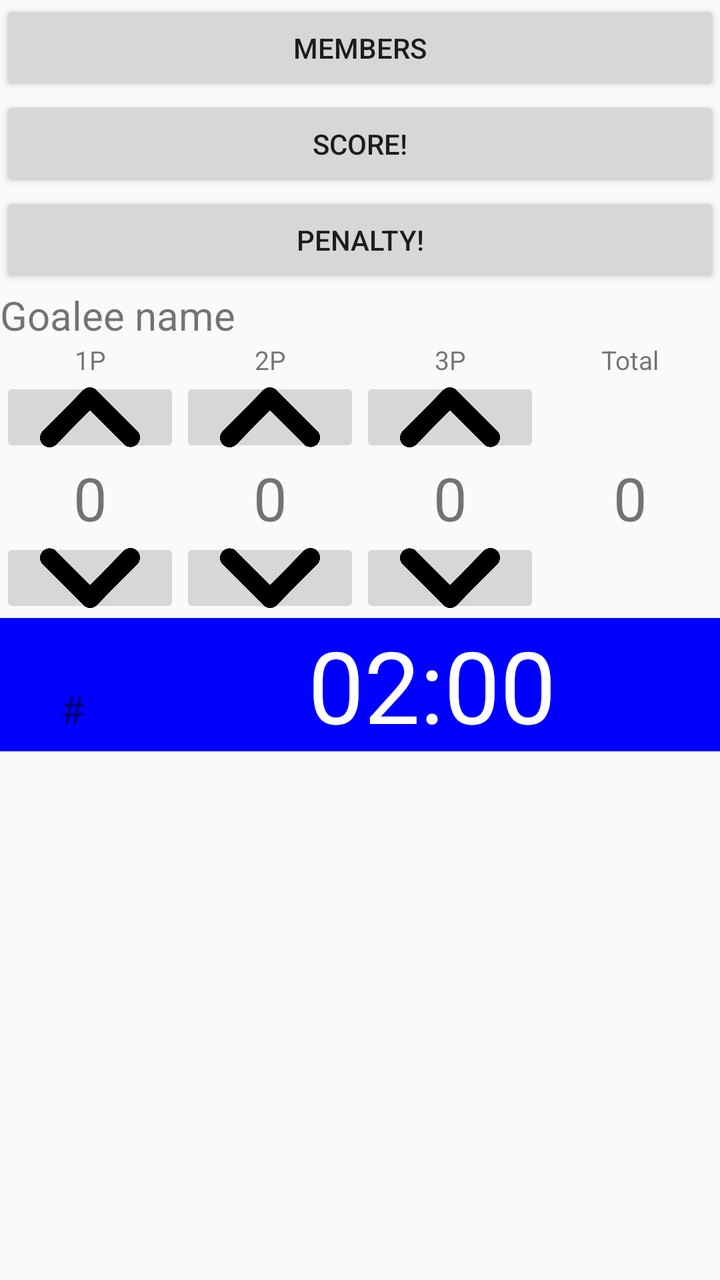
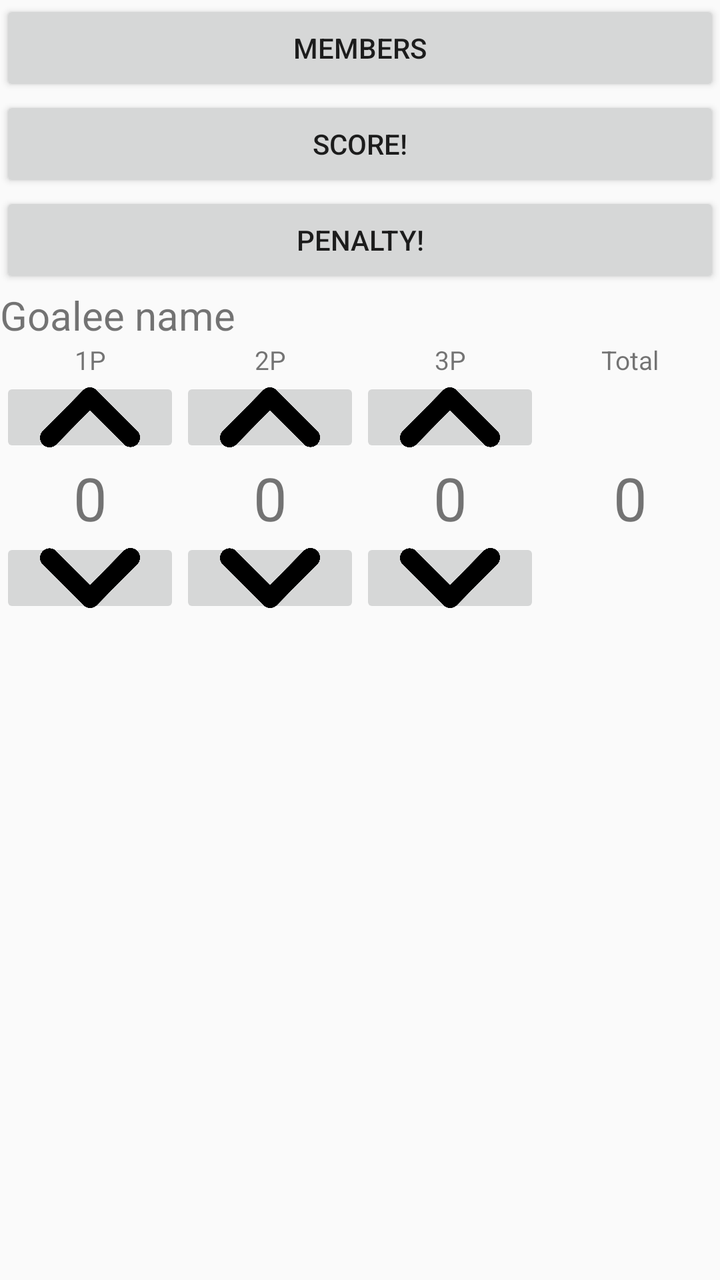

An Android layout rendered at two revisions. The XML below is the earlier revision; the diff shows what the commit changed to produce the second picture.
<!-- AndroidManifest.xml: application theme AppTheme -->
<!-- res/layout/content_main.xml -->
<?xml version="1.0" encoding="utf-8"?>
<LinearLayout xmlns:android="http://schemas.android.com/apk/res/android"
    xmlns:app="http://schemas.android.com/apk/res-auto"
    xmlns:tools="http://schemas.android.com/tools"
    android:id="@+id/linearLayout"
    android:layout_width="match_parent"
    android:layout_height="match_parent"
    android:orientation="horizontal"
    app:layout_constraintBottom_toBottomOf="parent"
    app:layout_constraintTop_toTopOf="parent"
    app:layout_constraintVertical_bias="0.355"
    tools:layout_editor_absoluteX="5dp">
    <LinearLayout
        android:id="@+id/mHome"
        android:layout_width="match_parent"
        android:layout_height="match_parent"
        android:orientation="vertical">

        <RelativeLayout
            android:id="@+id/mTeamScore"
            android:layout_width="match_parent"
            android:layout_height="wrap_content"
            android:orientation="horizontal">

            <ImageView
                android:id="@+id/mTeamImage"
                android:layout_width="wrap_content"
                android:layout_height="wrap_content"
                android:src="@mipmap/ic_launcher" />

            <TextView
                android:id="@+id/mScore"
                android:layout_width="match_parent"
                android:layout_height="match_parent"
                android:layout_alignBottom="@+id/mTeamImage"
                android:layout_toEndOf="@+id/mTeamImage"
                android:gravity="center"
                android:text="00" />

        </RelativeLayout>
        <Button
            android:id="@+id/mEditMember"
            android:layout_width="match_parent"
            android:layout_height="wrap_content"
            android:text="Members" >
        </Button>
        <LinearLayout
                android:id="@+id/mScoreContainer"
                android:layout_width="match_parent"
                android:layout_height="wrap_content"
                android:orientation="horizontal">
                <Button
                    android:id="@+id/mAddScore"
                    android:layout_width="match_parent"
                    android:layout_height="wrap_content"
                    android:layout_weight="1"
                    android:text="Score!">
                </Button>
        </LinearLayout>
        <LinearLayout
            android:id="@+id/mPenaltyContainer"
            android:layout_width="match_parent"
            android:layout_height="wrap_content"
            android:orientation="horizontal">
            <Button
                android:id="@+id/mAddPenalty"
                android:layout_width="match_parent"
                android:layout_height="wrap_content"
                android:layout_weight="1"
                android:text="Penalty!">
            </Button>
        </LinearLayout>

        <include layout="@layout/goalee_panel" />
        <include layout="@layout/penalty_timer" />
    </LinearLayout>
</LinearLayout>
<!-- res/layout/goalee_panel.xml (included above) -->
<?xml version="1.0" encoding="utf-8"?>
<LinearLayout xmlns:android="http://schemas.android.com/apk/res/android"
    android:layout_width="match_parent"
    android:layout_height="wrap_content"
    android:orientation="vertical"
    android:gravity="center_vertical">
    <TextView
        android:id="@+id/mGoaleeName"
        android:layout_width="match_parent"
        android:layout_height="wrap_content"
        android:textSize="20dp"
        android:layout_weight="1"
        android:text="Goalee name"/>

<LinearLayout
    android:layout_width="match_parent"
    android:layout_height="wrap_content"
    android:orientation="horizontal">
    <TextView
        android:layout_width="match_parent"
        android:layout_height="wrap_content"
        android:textAlignment="center"
        android:textSize="13dp"
        android:layout_weight="1"
        android:text="1P"/>
    <TextView
        android:layout_width="match_parent"
        android:layout_height="wrap_content"
        android:textAlignment="center"
        android:textSize="13dp"
        android:layout_weight="1"
        android:text="2P"/>
    <TextView
        android:layout_width="match_parent"
        android:layout_height="wrap_content"
        android:textAlignment="center"
        android:textSize="13dp"
        android:layout_weight="1"
        android:text="3P"/>
    <TextView
        android:layout_width="match_parent"
        android:layout_height="wrap_content"
        android:textAlignment="center"
        android:textSize="13dp"
        android:layout_weight="1"
        android:text="Total"/>


</LinearLayout>


    <LinearLayout
        android:layout_width="match_parent"
        android:layout_height="wrap_content"
        android:orientation="horizontal">
        <LinearLayout
            android:id="@+id/mP1"
            android:layout_width="match_parent"
            android:layout_height="wrap_content"
            android:orientation="vertical"
            android:layout_weight="1">
            <ImageButton
                android:id="@+id/mP1Up"
                android:layout_width="match_parent"
                android:layout_height="40dp"
                android:padding="5dp"
                android:scaleType="fitCenter"
                android:adjustViewBounds="true"
                android:src="@mipmap/up"/>
            <TextView
                android:id="@+id/mP1Goalee"
                android:layout_width="match_parent"
                android:layout_height="wrap_content"
                android:textAlignment="center"
                android:textSize="30dp"
                android:text="0"/>
            <ImageButton
                android:id="@+id/mP1Down"
                android:layout_width="match_parent"
                android:layout_height="40dp"
                android:padding="5dp"
                android:scaleType="fitCenter"
                android:adjustViewBounds="true"
                android:src="@mipmap/down"/>

        </LinearLayout>
        <LinearLayout
            android:id="@+id/mP2"
            android:layout_width="match_parent"
            android:layout_height="wrap_content"
            android:orientation="vertical"
            android:layout_weight="1">
            <ImageButton
                android:id="@+id/mP2Up"
                android:layout_width="match_parent"
                android:layout_height="40dp"
                android:padding="5dp"
                android:scaleType="fitCenter"
                android:adjustViewBounds="true"
                android:src="@mipmap/up"/>
            <TextView
                android:id="@+id/mP2Goalee"
                android:layout_width="match_parent"
                android:layout_height="wrap_content"
                android:textAlignment="center"
                android:textSize="30dp"
                android:text="0"/>
            <ImageButton
                android:id="@+id/mP2Down"
                android:layout_width="match_parent"
                android:layout_height="40dp"
                android:padding="5dp"
                android:scaleType="fitCenter"
                android:adjustViewBounds="true"
                android:src="@mipmap/down"/>

        </LinearLayout>
        <LinearLayout
            android:id="@+id/mP3"
            android:layout_width="match_parent"
            android:layout_height="wrap_content"
            android:orientation="vertical"
            android:layout_weight="1">
            <ImageButton
                android:id="@+id/mP3Up"
                android:layout_width="match_parent"
                android:layout_height="40dp"
                android:padding="5dp"
                android:scaleType="fitCenter"
                android:adjustViewBounds="true"
                android:src="@mipmap/up"/>
            <TextView
                android:id="@+id/mP3Goalee"
                android:layout_width="match_parent"
                android:layout_height="wrap_content"
                android:textAlignment="center"
                android:textSize="30dp"
                android:text="0"/>
            <ImageButton
                android:id="@+id/mP3Down"
                android:layout_width="match_parent"
                android:layout_height="40dp"
                android:padding="5dp"
                android:scaleType="fitCenter"
                android:adjustViewBounds="true"
                android:src="@mipmap/down"/>

        </LinearLayout>

        <TextView
            android:id="@+id/mTotal"
            android:layout_width="match_parent"
            android:layout_height="match_parent"
            android:layout_weight="1"
            android:gravity="center"
            android:text="0"
            android:textSize="30dp" />
    </LinearLayout>
</LinearLayout>
<!-- res/layout/penalty_timer.xml (included above) -->
<?xml version="1.0" encoding="utf-8"?>
<LinearLayout xmlns:android="http://schemas.android.com/apk/res/android"
    android:layout_width="match_parent"
    android:layout_height="wrap_content"
    android:orientation="vertical"
    android:gravity="center_vertical"
    android:background="#0000ff">
    <LinearLayout
        android:layout_width="match_parent"
        android:layout_height="wrap_content"
        android:orientation="horizontal">

        <TextView
            android:id="@+id/mNumber"
            android:layout_width="match_parent"
            android:layout_height="wrap_content"
            android:gravity="center"
            android:layout_weight="0.8"
            android:text="#"
            android:textSize="20dp" />

        <TextView
            android:layout_width="match_parent"
            android:layout_height="wrap_content"
            android:textAlignment="center"
            android:layout_weight="0.2"
            android:textSize="50dp"
            android:textColor="#FFFFFFFF"
            android:text="02:00"/>
    </LinearLayout>



</LinearLayout>
<!-- resources referenced by this layout -->
<resources>
  <!-- mipmap down: png bitmap (mipmap-xxhdpi, 23071 bytes) -->
  <!-- mipmap ic_launcher (mipmap-anydpi-v26) -->
  <?xml version="1.0" encoding="utf-8"?>
  <adaptive-icon xmlns:android="http://schemas.android.com/apk/res/android">
      <background android:drawable="@drawable/ic_launcher_background" />
      <foreground android:drawable="@drawable/ic_launcher_foreground" />
  </adaptive-icon>
  <!-- mipmap up: png bitmap (mipmap-xxhdpi, 22996 bytes) -->
  <style name="AppTheme" parent="Theme.AppCompat.Light.DarkActionBar">
          
          <item name="colorPrimary">@color/colorPrimary</item>
          <item name="colorPrimaryDark">@color/colorPrimaryDark</item>
          <item name="colorAccent">@color/colorAccent</item>
      </style>
  <!-- drawable ic_launcher_background: vector/xml drawable (drawable, 5605 chars, omitted) -->
  <!-- drawable ic_launcher_foreground (drawable-v24) -->
  <vector xmlns:android="http://schemas.android.com/apk/res/android"
      xmlns:aapt="http://schemas.android.com/aapt"
      android:width="108dp"
      android:height="108dp"
      android:viewportWidth="108"
      android:viewportHeight="108">
      <path
          android:fillType="evenOdd"
          android:pathData="M32,64C32,64 38.39,52.99 44.13,50.95C51.37,48.37 70.14,49.57 70.14,49.57L108.26,87.69L108,109.01L75.97,107.97L32,64Z"
          android:strokeWidth="1"
          android:strokeColor="#00000000">
          <aapt:attr name="android:fillColor">
              <gradient
                  android:endX="78.5885"
                  android:endY="90.9159"
                  android:startX="48.7653"
                  android:startY="61.0927"
                  android:type="linear">
                  <item
                      android:color="#44000000"
                      android:offset="0.0" />
                  <item
                      android:color="#00000000"
                      android:offset="1.0" />
              </gradient>
          </aapt:attr>
      </path>
      <path
          android:fillColor="#FFFFFF"
          android:fillType="nonZero"
          android:pathData="M66.94,46.02L66.94,46.02C72.44,50.07 76,56.61 76,64L32,64C32,56.61 35.56,50.11 40.98,46.06L36.18,41.19C35.45,40.45 35.45,39.3 36.18,38.56C36.91,37.81 38.05,37.81 38.78,38.56L44.25,44.05C47.18,42.57 50.48,41.71 54,41.71C57.48,41.71 60.78,42.57 63.68,44.05L69.11,38.56C69.84,37.81 70.98,37.81 71.71,38.56C72.44,39.3 72.44,40.45 71.71,41.19L66.94,46.02ZM62.94,56.92C64.08,56.92 65,56.01 65,54.88C65,53.76 64.08,52.85 62.94,52.85C61.8,52.85 60.88,53.76 60.88,54.88C60.88,56.01 61.8,56.92 62.94,56.92ZM45.06,56.92C46.2,56.92 47.13,56.01 47.13,54.88C47.13,53.76 46.2,52.85 45.06,52.85C43.92,52.85 43,53.76 43,54.88C43,56.01 43.92,56.92 45.06,56.92Z"
          android:strokeWidth="1"
          android:strokeColor="#00000000" />
  </vector>
  <color name="colorPrimary">#008577</color>
  <color name="colorPrimaryDark">#00574B</color>
  <color name="colorAccent">#D81B60</color>
</resources>

<!-- the commit's change to res/layout/content_main.xml (unified diff, before → after) -->
@@ -72,7 +72,6 @@
         </LinearLayout>
 
         <include layout="@layout/goalee_panel" />
-        <include layout="@layout/penalty_timer" />
     </LinearLayout>
 </LinearLayout>
 <!-- res/layout/goalee_panel.xml (included above) -->
@@ -144,7 +143,7 @@
                 android:padding="5dp"
                 android:scaleType="fitCenter"
                 android:adjustViewBounds="true"
-                android:src="@mipmap/up"/>
+                android:src="@drawable/up"/>
             <TextView
                 android:id="@+id/mP1Goalee"
                 android:layout_width="match_parent"
@@ -159,7 +158,7 @@
                 android:padding="5dp"
                 android:scaleType="fitCenter"
                 android:adjustViewBounds="true"
-                android:src="@mipmap/down"/>
+                android:src="@drawable/down"/>
 
         </LinearLayout>
         <LinearLayout
@@ -175,7 +174,7 @@
                 android:padding="5dp"
                 android:scaleType="fitCenter"
                 android:adjustViewBounds="true"
-                android:src="@mipmap/up"/>
+                android:src="@drawable/up"/>
             <TextView
                 android:id="@+id/mP2Goalee"
                 android:layout_width="match_parent"
@@ -190,7 +189,7 @@
                 android:padding="5dp"
                 android:scaleType="fitCenter"
                 android:adjustViewBounds="true"
-                android:src="@mipmap/down"/>
+                android:src="@drawable/down"/>
 
         </LinearLayout>
         <LinearLayout
@@ -206,7 +205,7 @@
                 android:padding="5dp"
                 android:scaleType="fitCenter"
                 android:adjustViewBounds="true"
-                android:src="@mipmap/up"/>
+                android:src="@drawable/up"/>
             <TextView
                 android:id="@+id/mP3Goalee"
                 android:layout_width="match_parent"
@@ -221,7 +220,7 @@
                 android:padding="5dp"
                 android:scaleType="fitCenter"
                 android:adjustViewBounds="true"
-                android:src="@mipmap/down"/>
+                android:src="@drawable/down"/>
 
         </LinearLayout>
 
@@ -235,38 +234,3 @@
             android:textSize="30dp" />
     </LinearLayout>
 </LinearLayout>
-<!-- res/layout/penalty_timer.xml (included above) -->
-<?xml version="1.0" encoding="utf-8"?>
-<LinearLayout xmlns:android="http://schemas.android.com/apk/res/android"
-    android:layout_width="match_parent"
-    android:layout_height="wrap_content"
-    android:orientation="vertical"
-    android:gravity="center_vertical"
-    android:background="#0000ff">
-    <LinearLayout
-        android:layout_width="match_parent"
-        android:layout_height="wrap_content"
-        android:orientation="horizontal">
-
-        <TextView
-            android:id="@+id/mNumber"
-            android:layout_width="match_parent"
-            android:layout_height="wrap_content"
-            android:gravity="center"
-            android:layout_weight="0.8"
-            android:text="#"
-            android:textSize="20dp" />
-
-        <TextView
-            android:layout_width="match_parent"
-            android:layout_height="wrap_content"
-            android:textAlignment="center"
-            android:layout_weight="0.2"
-            android:textSize="50dp"
-            android:textColor="#FFFFFFFF"
-            android:text="02:00"/>
-    </LinearLayout>
-
-
-
-</LinearLayout>
<!-- resource entries referenced after the edit -->
@@ -1,13 +1,13 @@
 <!-- resources referenced by this layout -->
 <resources>
-  <!-- mipmap down: png bitmap (mipmap-xxhdpi, 23071 bytes) -->
+  <!-- drawable down: png bitmap (drawable, 23071 bytes) -->
+  <!-- drawable up: png bitmap (drawable, 22996 bytes) -->
   <!-- mipmap ic_launcher (mipmap-anydpi-v26) -->
   <?xml version="1.0" encoding="utf-8"?>
   <adaptive-icon xmlns:android="http://schemas.android.com/apk/res/android">
       <background android:drawable="@drawable/ic_launcher_background" />
       <foreground android:drawable="@drawable/ic_launcher_foreground" />
   </adaptive-icon>
-  <!-- mipmap up: png bitmap (mipmap-xxhdpi, 22996 bytes) -->
   <style name="AppTheme" parent="Theme.AppCompat.Light.DarkActionBar">
           
           <item name="colorPrimary">@color/colorPrimary</item>
